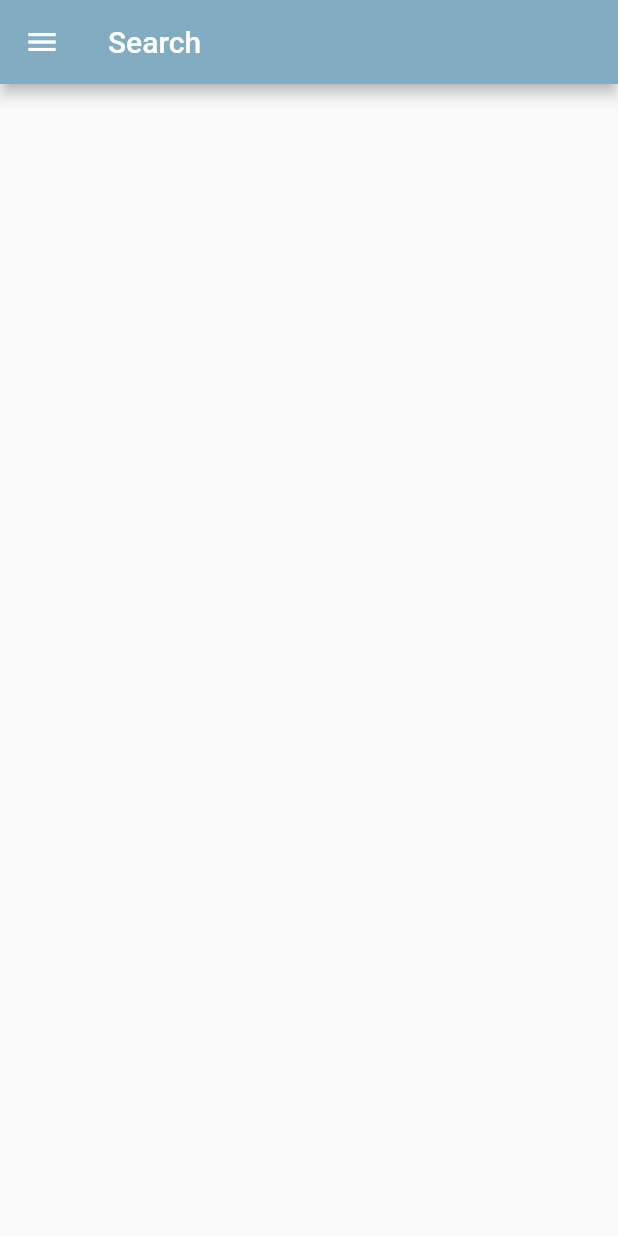
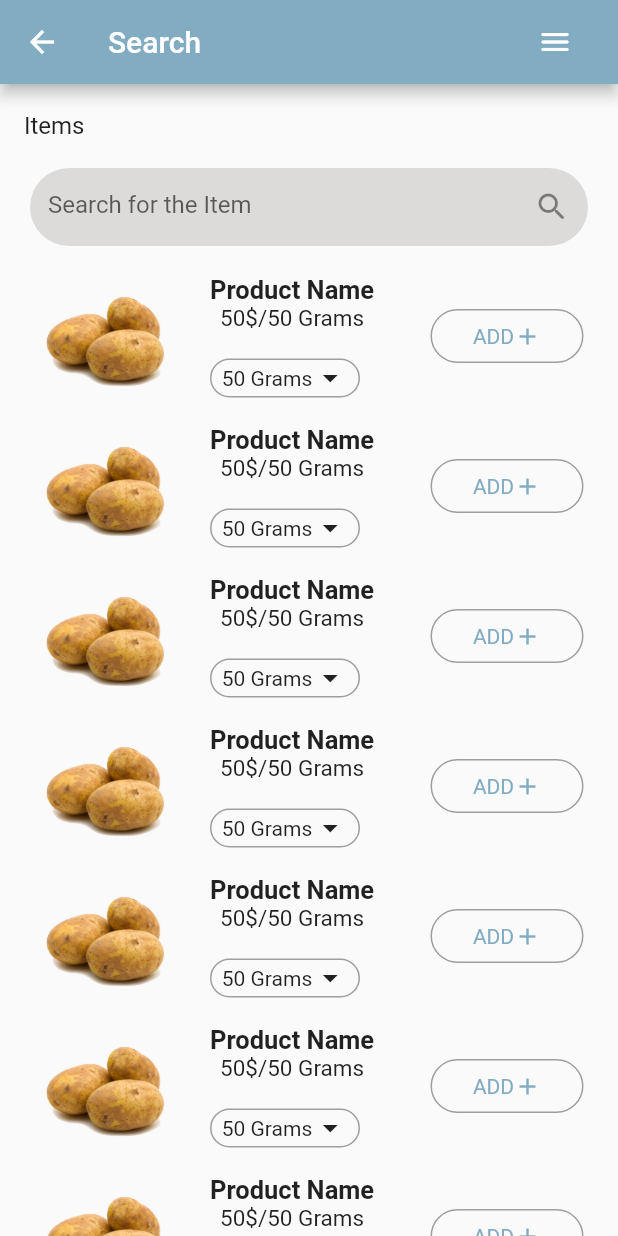
Before and after one commit to Srnshj30/Fresh---Grocery-Store, a Flutter app: the Search screen opened directly, on a phone screen of 412 x 824 dp. Run offline on Flutter 3.47's test engine with Material 2 defaults, Android fonts, the phone set to English and light mode, and no system bars; network calls fail.

Commit message:
Search Page

```diff
--- a/lib/screen/search/search.dart
+++ b/lib/screen/search/search.dart
@@ -1,6 +1,6 @@
 import 'package:flutter/material.dart';
 import 'package:fresh_grocery_app/config/config.dart';
-import 'package:fresh_grocery_app/screen/home_screen/drawer_side.dart';
+import 'package:fresh_grocery_app/screen/search/search_item.dart';
 
 class Search extends StatelessWidget {
   const Search({super.key});
@@ -13,8 +13,47 @@ class Search extends StatelessWidget {
           'Search',
         ),
         backgroundColor: taskbarColor,
+        actions: const [
+          Padding(
+            padding: EdgeInsets.symmetric(horizontal: 30.0),
+            child: Icon(Icons.menu_rounded),
+          )
+        ],
       ),
-      drawer: const DrawerSide(),
+      body: ListView(
+        children: [
+          const ListTile(
+            title: Text("Items"),
+          ),
+          Container(
+            height: 52,
+            margin: const EdgeInsets.symmetric(horizontal: 20),
+            child: TextField(
+              decoration: InputDecoration(
+                border: OutlineInputBorder(
+                  borderRadius: BorderRadius.circular(30),
+                  borderSide: BorderSide.none,
+                ),
+                fillColor: const Color.fromARGB(255, 221, 218, 218),
+                filled: true,
+                hintText: "Search for the Item",
+                suffixIcon: const Icon(Icons.search_rounded),
+              ),
+            ),
+          ),
+          const SizedBox(
+            height: 10,
+          ),
+          const SearchItem(),
+          const SearchItem(),
+          const SearchItem(),
+          const SearchItem(),
+          const SearchItem(),
+          const SearchItem(),
+          const SearchItem(),
+          const SearchItem(),
+        ],
+      ),
     );
   }
 }
--- /dev/null
+++ b/lib/screen/search/search_item.dart
@@ -0,0 +1,105 @@
+import 'package:flutter/material.dart';
+import 'package:fresh_grocery_app/config/config.dart';
+
+class SearchItem extends StatelessWidget {
+  const SearchItem({super.key});
+
+  @override
+  Widget build(BuildContext context) {
+    return Padding(
+      padding: const EdgeInsets.symmetric(horizontal: 8.0),
+      child: Row(
+        children: [
+          Expanded(
+            child: SizedBox(
+              height: 100,
+              child: Center(
+                child: Image.asset('assets/potato.png'),
+              ),
+            ),
+          ),
+          Expanded(
+            child: SizedBox(
+              height: 100,
+              child: Column(
+                mainAxisAlignment: MainAxisAlignment.spaceAround,
+                crossAxisAlignment: CrossAxisAlignment.start,
+                children: [
+                  const Column(
+                    children: [
+                      Text(
+                        "Product Name",
+                        style: TextStyle(
+                          fontSize: 17,
+                          fontWeight: FontWeight.bold,
+                        ),
+                      ),
+                      Text(
+                        "50\$/50 Grams",
+                        style: TextStyle(
+                          fontSize: 15,
+                        ),
+                      ),
+                    ],
+                  ),
+                  Container(
+                    width: 100,
+                    decoration: BoxDecoration(
+                      border: Border.all(color: Colors.grey),
+                      borderRadius: BorderRadius.circular(30),
+                    ),
+                    child: const Center(
+                      child: Row(
+                        mainAxisAlignment: MainAxisAlignment.center,
+                        children: [
+                          Text('50 Grams'),
+                          Icon(
+                            Icons.arrow_drop_down_sharp,
+                            color: Colors.black87,
+                          ),
+                        ],
+                      ),
+                    ),
+                  ),
+                ],
+              ),
+            ),
+          ),
+          Expanded(
+            child: SizedBox(
+              height: 100,
+              child: Padding(
+                padding:
+                    const EdgeInsets.symmetric(horizontal: 15.0, vertical: 32),
+                child: Container(
+                  height: 10,
+                  width: 100,
+                  decoration: BoxDecoration(
+                    border: Border.all(color: Colors.grey),
+                    borderRadius: BorderRadius.circular(30),
+                  ),
+                  child: Center(
+                    child: Row(
+                      mainAxisAlignment: MainAxisAlignment.center,
+                      children: [
+                        Text(
+                          "ADD",
+                          style: TextStyle(color: taskbarColor),
+                        ),
+                        Icon(
+                          Icons.add,
+                          size: 18,
+                          color: taskbarColor,
+                        )
+                      ],
+                    ),
+                  ),
+                ),
+              ),
+            ),
+          ),
+        ],
+      ),
+    );
+  }
+}
```
